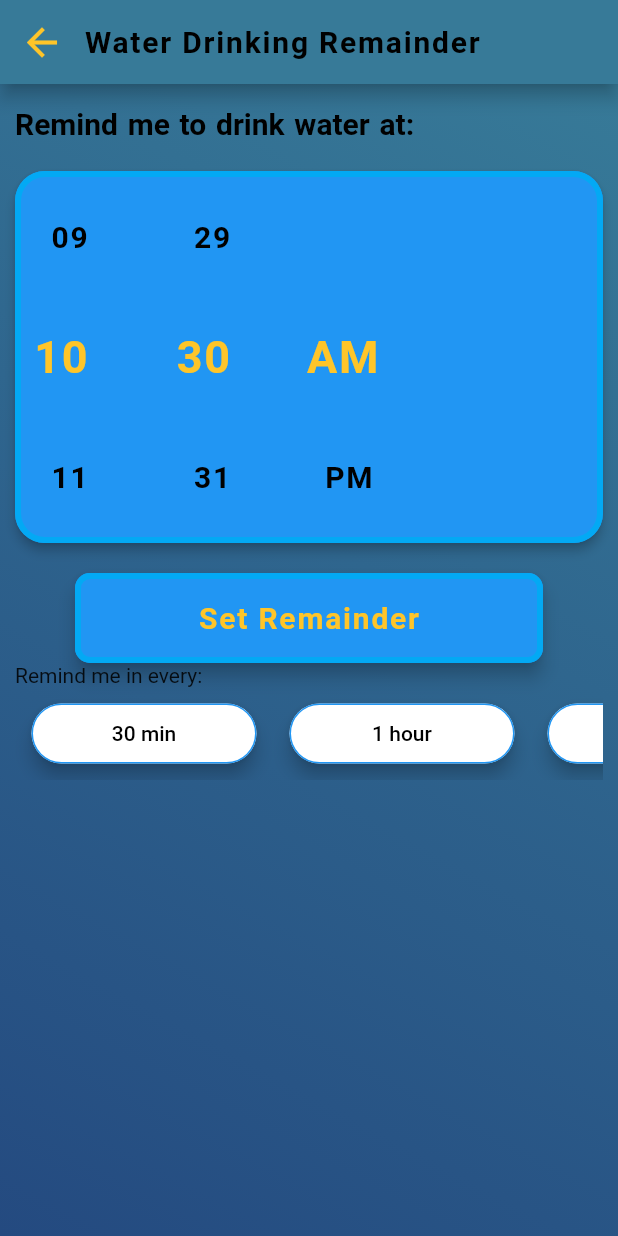
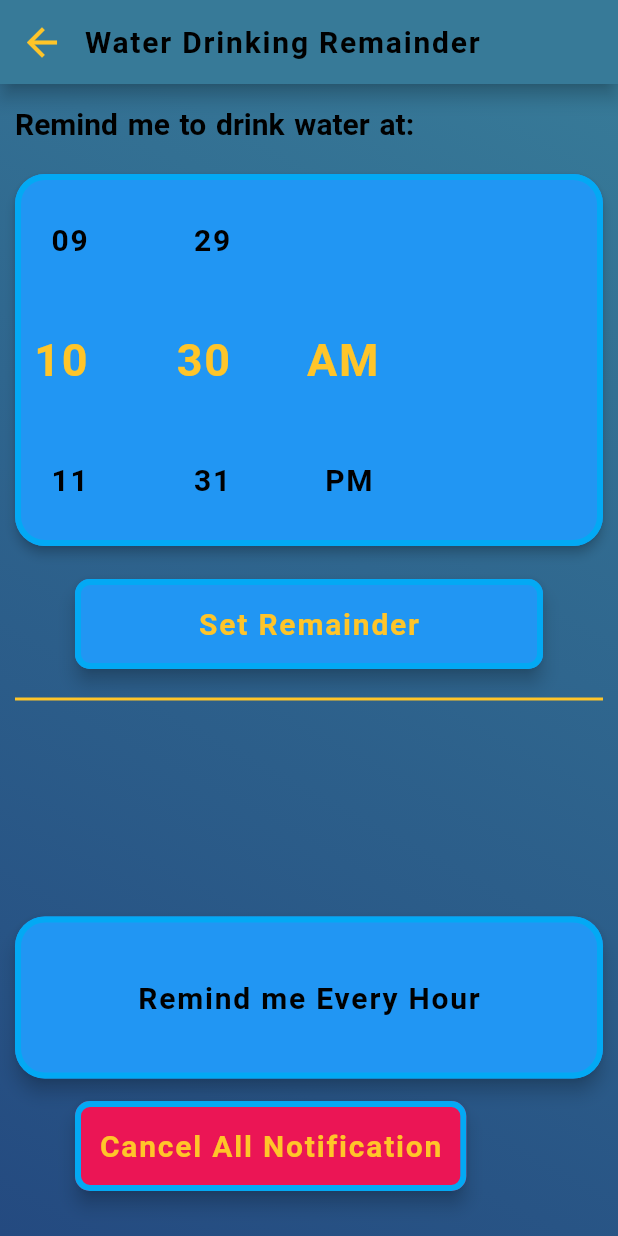
Before and after one commit to AshishAcharya083/NepaliFoodRecipe-Abandoned, a Flutter app: the WaterScreen screen opened directly, on a phone screen of 412 x 824 dp. Run offline on Flutter 3.47's test engine with Material 2 defaults, Android fonts, the phone set to English and light mode, and no system bars; drawn by our look-alikes of custom_radio_grouped_button, flutter_time_picker_spinner; our stand-ins replace cached_network_image, carousel_slider, curved_navigation_bar, flutter_local_notifications, font_awesome_flutter, google_fonts and 2 more; missing offline and left inert: flutter_image; accounts and stored records are empty; Roboto replaces fonts that are missing (Hind).

```diff
--- a/lib/Water_feature/WaterScreen.dart
+++ b/lib/Water_feature/WaterScreen.dart
@@ -2,8 +2,7 @@ import 'package:flutter/material.dart';
 import 'package:flutter_local_notifications/flutter_local_notifications.dart';
 import 'package:flutter_time_picker_spinner/flutter_time_picker_spinner.dart';
 import 'dart:async';
-import 'package:custom_radio_grouped_button/custom_radio_grouped_button.dart';
-
+import 'package:food/BMI_feature/bottom_button.dart';
 import 'package:food/constants.dart';
 
 class WaterScreen extends StatefulWidget {
@@ -41,10 +40,12 @@ class _WaterScreenState extends State<WaterScreen> {
             ));
   }
 
+  final _scaffoldKey = GlobalKey<ScaffoldState>();
   @override
   Widget build(BuildContext context) {
     return SafeArea(
       child: Scaffold(
+        key: _scaffoldKey,
         appBar: AppBar(
           elevation: 5,
           automaticallyImplyLeading: true,
@@ -70,17 +71,20 @@ class _WaterScreenState extends State<WaterScreen> {
           child: Padding(
             padding: const EdgeInsets.symmetric(vertical: 15.0, horizontal: 10),
             child: Column(
+              mainAxisAlignment: MainAxisAlignment.spaceEvenly,
               crossAxisAlignment: CrossAxisAlignment.start,
               children: <Widget>[
                 Expanded(
+                  flex: 5,
                   child: ListView(
+                    physics: NeverScrollableScrollPhysics(),
                     children: <Widget>[
                       Text(
                         'Remind me to drink water at: ',
                         style: kNepaliTextStyle.copyWith(letterSpacing: 0),
                       ),
                       Card(
-                      margin: EdgeInsets.symmetric(vertical: 20),
+                        margin: EdgeInsets.symmetric(vertical: 22),
                         shape: RoundedRectangleBorder(
                             borderRadius: BorderRadius.circular(20)),
                         color: Colors.blue,
@@ -94,10 +98,9 @@ class _WaterScreenState extends State<WaterScreen> {
                               borderRadius: BorderRadius.circular(20)),
                           child: TimePickerSpinner(
                             is24HourMode: false,
-                          normalTextStyle:
-                              kEnglishTextStyle,
-                          highlightedTextStyle:
-                              kEnglishTextStyle.copyWith(color: kMainColor,fontSize: 30),
+                            normalTextStyle: kEnglishTextStyle,
+                            highlightedTextStyle: kEnglishTextStyle.copyWith(
+                                color: kMainColor, fontSize: 30),
                             spacing: 50,
                             itemHeight: 80,
                             isForce2Digits: true,
@@ -117,60 +120,90 @@ class _WaterScreenState extends State<WaterScreen> {
                               elevation: 5,
                               onPressed: () async {
                                 await _scheduleNotification(_dateTime);
+                                _displaySnackBar(context,
+                                    snackMessage: 'Remainder set');
                               },
                               color: Colors.blue,
                               shape: RoundedRectangleBorder(
                                   side: BorderSide(
                                       width: 4, color: Colors.lightBlue),
                                   borderRadius: BorderRadius.circular(10)),
-                            child: Text('Set Remainder',style: kEnglishTextStyle.copyWith(color: kMainColor),)),
+                              child: Text(
+                                'Set Remainder',
+                                style: kEnglishTextStyle.copyWith(
+                                    color: kMainColor),
+                              )),
                         ),
                       ),
-                    Text('Remind me in every: '),
-                    CustomCheckBoxGroup(
+                      Padding(
+                        padding: const EdgeInsets.only(top: 20.0),
+                        child: Divider(
+                          height: 1,
+                          thickness: 2,
+                          color: kMainColor,
+                        ),
+                      ),
+                    ],
+                  ),
+                ),
+                Expanded(
+                    child: ButtonTheme(
+                  minWidth: double.infinity,
+                  shape: RoundedRectangleBorder(
+                      side: BorderSide(width: 4, color: Colors.lightBlue),
+                      borderRadius: BorderRadius.circular(20)),
+                  child: RaisedButton(
                     elevation: 5,
-                      buttonColor: Theme.of(context).canvasColor,
-                      buttonLables: [
-                        "30 min",
-                        "1 hour",
-                        "1.5 hours",
-                        "2 hours",
-                        "3 hours",
-                        "4 hours",
-                        "5 hours",
-                      ],
-                      buttonValuesList: [
-                        "30",
-                        "60",
-                        "90",
-                        "120",
-                        "180",
-                        "240",
-                        "290",
-                      ],
-                      checkBoxButtonValues: (values) {
-                        print('initial value $values');
-
-                        if (values.isNotEmpty) {
-                          values.removeRange(0, values.length - 1);
-                        }
+                    onPressed: () async {
+                      _displaySnackBar(context,
+                          snackMessage: 'You will be notified at every hour');
+                      await _repeatNotification();
                     },
-                      defaultSelected: "Monday",
-                      horizontal: false,
-                      width: 150,
-                      height: 40,
-                      enableShape: true,
-                      selectedColor: kMainColor,
-                      padding: 7,
-                    )
-                  ],
-                ))
+                    child: Text(
+                      'Remind me Every Hour',
+                      style: kEnglishTextStyle,
+                    ),
+                  ),
+                )),
+                Padding(
+                  padding: const EdgeInsets.symmetric(
+                      horizontal: 40.0, vertical: 15),
+                  child: ButtonTheme(
+                    height: 60,
+                    child: RaisedButton(
+                        elevation: 5,
+                        onPressed: () async {
+                          await flutterLocalNotificationsPlugin.cancel(0);
+                          _displaySnackBar(context,
+                              snackMessage:
+                                  'All notifications are Cancelled!!');
+                        },
+                        color: Color(0xFFEB1555),
+                        shape: RoundedRectangleBorder(
+                            side: BorderSide(width: 4, color: Colors.lightBlue),
+                            borderRadius: BorderRadius.circular(10)),
+                        child: FittedBox(
+                          alignment: Alignment.center,
+                          fit: BoxFit.cover,
+                          child: Text(
+                            'Cancel All Notification',
+                            style:
+                                kEnglishTextStyle.copyWith(color: kMainColor),
+                          ),
+                        )),
+                  ),
+                ),
               ],
             ),
           ),
         ),
       ),
     );
+  }
+
+  _displaySnackBar(BuildContext context, {String snackMessage}) {
+    final snackBar = SnackBar(content: Text(snackMessage));
+    _scaffoldKey.currentState.showSnackBar(snackBar);
   }
 
   Future<void> _scheduleNotification(DateTime scheduledDate) async {
@@ -205,27 +238,6 @@ class _WaterScreenState extends State<WaterScreen> {
     var platformChannelSpecifics = NotificationDetails(
         androidPlatformChannelSpecifics, iOSPlatformChannelSpecifics);
     await flutterLocalNotificationsPlugin.periodicallyShow(0, 'repeating title',
-        'repeating body', RepeatInterval.EveryMinute, platformChannelSpecifics);
-  }
-
-  Future _showNotificationWithDefaultSound() async {
-    var androidPlatformChannelSpecifics = AndroidNotificationDetails(
-        'Notification_channel_id',
-        'channel Name',
-        'Here we will put the description about the channel',
-        importance: Importance.Max,
-        priority: Priority.High);
-
-    var iOSPlatformChannelSpecifics =
-        new IOSNotificationDetails(presentSound: false);
-    var platformChannelSpecifics = new NotificationDetails(
-        androidPlatformChannelSpecifics, iOSPlatformChannelSpecifics);
-    await flutterLocalNotificationsPlugin.show(
-      0,
-      'DRINK WATER',
-      'Hidrate youself',
-      platformChannelSpecifics,
-      payload: 'No_Sound',
-    );
+        'repeating body', RepeatInterval.Hourly, platformChannelSpecifics);
   }
 }
--- a/lib/screens/cooking_screen.dart
+++ b/lib/screens/cooking_screen.dart
@@ -69,8 +69,6 @@ class _CookingScreenState extends State<CookingScreen> {
                         image: DecorationImage(
                             image: NetworkImageWithRetry(recipeList[widget.indexOfFood].image) ,
 
-                            // NetworkImage(
-                            //     recipeList[widget.indexOfFood].image),
                             fit: BoxFit.cover),
                             ),
                   )),
```
Also changed, not shown: lib/models/favorites_list.dart (+13 -13 lines), lib/screens/favorites_screen.dart (+27 -26 lines), lib/screens/list_screen.dart (+11 -7 lines). Lines whose indentation alone changed are shown as unchanged.
